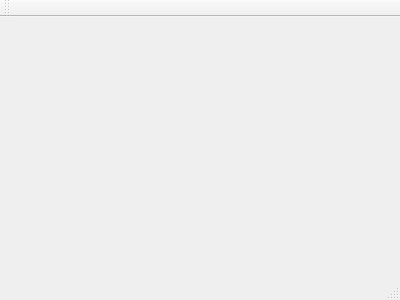
First picture: the form in LASReader/lasreaderwindow.ui, repository trigrass2/ALSWaveform, before the edit.
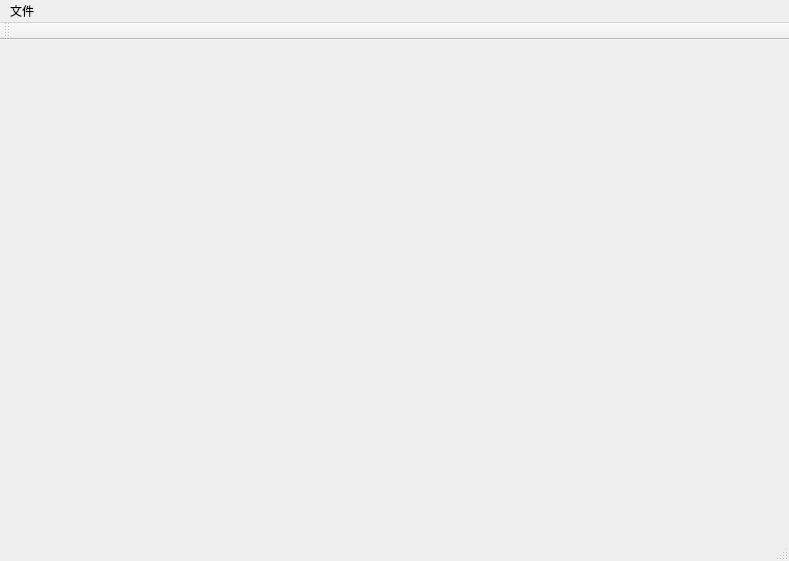
Second picture: the form after the edit.

What changed in the file:
```diff
--- a/LASReader/lasreaderwindow.ui
+++ b/LASReader/lasreaderwindow.ui
@@ -1,24 +1,51 @@
 <ui version="4.0">
  <class>LasReaderWindow</class>
- <widget class="QMainWindow" name="LasReaderWindow" >
-  <property name="geometry" >
+ <widget class="QMainWindow" name="LasReaderWindow">
+  <property name="geometry">
    <rect>
     <x>0</x>
     <y>0</y>
-    <width>400</width>
-    <height>300</height>
+    <width>789</width>
+    <height>561</height>
    </rect>
   </property>
   <property name="windowTitle" >
    <string>LasReaderWindow</string>
   </property>
-  <widget class="QMenuBar" name="menuBar" />
-  <widget class="QToolBar" name="mainToolBar" />
-  <widget class="QWidget" name="centralWidget" />
-  <widget class="QStatusBar" name="statusBar" />
+  <widget class="QWidget" name="centralWidget"/>
+  <widget class="QMenuBar" name="menuBar">
+   <property name="geometry">
+    <rect>
+     <x>0</x>
+     <y>0</y>
+     <width>789</width>
+     <height>23</height>
+    </rect>
+   </property>
+   <widget class="QMenu" name="menu">
+    <property name="title">
+     <string>文件</string>
+    </property>
+    <addaction name="actionOpenFile"/>
+   </widget>
+   <addaction name="menu"/>
+  </widget>
+  <widget class="QToolBar" name="mainToolBar">
+   <attribute name="toolBarArea">
+    <enum>TopToolBarArea</enum>
+   </attribute>
+   <attribute name="toolBarBreak">
+    <bool>false</bool>
+   </attribute>
+  </widget>
+  <widget class="QStatusBar" name="statusBar"/>
+  <action name="actionOpenFile">
+   <property name="text">
+    <string>打开文件</string>
+   </property>
+  </action>
  </widget>
- <layoutDefault spacing="6" margin="11" />
- <pixmapfunction></pixmapfunction>
+ <layoutdefault spacing="6" margin="11"/>
  <resources/>
  <connections/>
 </ui>
```
Left out of the diff: 3 changed lines with no effect on the pictures.
